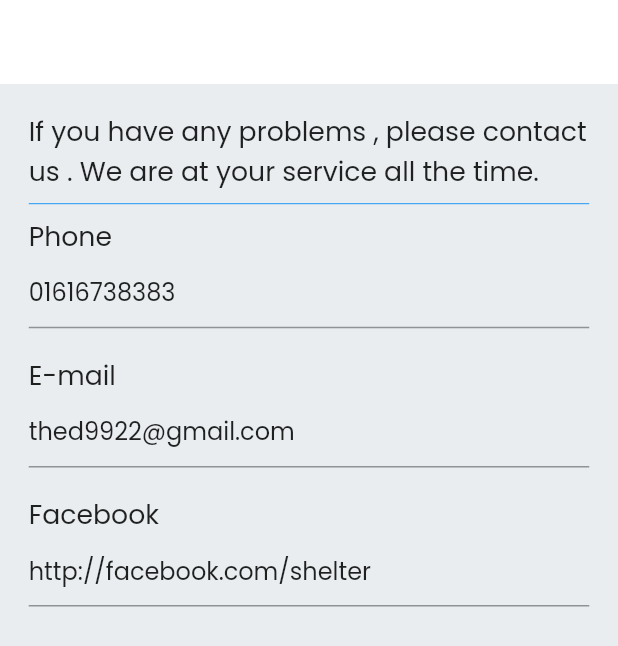
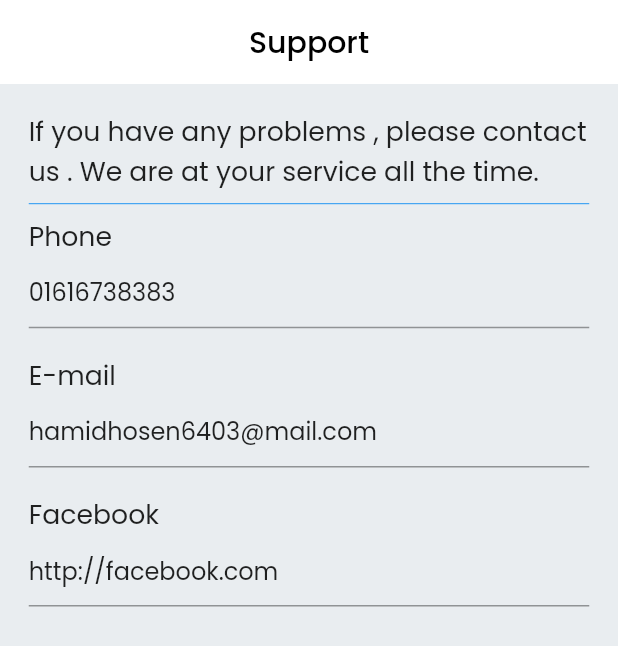
Before and after one commit to hamidhosen42/F-TOUR-APPLICATION, a Flutter app: the Support screen opened by its route, on a phone screen of 412 x 824 dp. Shown: the top 646 px of the screen. Run offline on Flutter 3.47's test engine with Material 2 defaults, Android fonts, the light colour scheme and no system bars; our stand-ins replace better_player, cloud_firestore, dots_indicator, firebase_auth, firebase_core, flutter_screenutil and 6 more; missing offline and left inert: launch_review, syncfusion_flutter_pdfviewer; accounts and stored records are empty.

Commit message:
support-section-add

```diff
--- a/lib/screen/drawer_pages/support.dart
+++ b/lib/screen/drawer_pages/support.dart
@@ -1,3 +1,5 @@
+// ignore_for_file: prefer_const_constructors, use_key_in_widget_constructors
+
 import 'package:flutter/material.dart';
 import 'package:flutter_screenutil/flutter_screenutil.dart';
 
@@ -10,7 +12,8 @@ class Support extends StatelessWidget {
       appBar: AppBar(
         backgroundColor: Colors.white,
         elevation: 0,
-        title: Text("Support"),
+        title: Text("Support",style: TextStyle(color: Colors.black),),
+        centerTitle: true,
       ),
       body: Padding(
         padding: EdgeInsets.only(left: 20.w, right: 20.w, top: 20.h),
@@ -25,8 +28,8 @@ class Support extends StatelessWidget {
             ),
             Divider(color: Colors.blue,),
             supportField("Phone", "01616738383"),
-            supportField("E-mail", "thed9922@gmail.com"),
-            supportField("Facebook", "http://facebook.com/shelter"),
+            supportField("E-mail", "hamidhosen6403@mail.com"),
+            supportField("Facebook", "http://facebook.com"),
 
           ],
         ),
```
Also changed, not shown: lib/screen/drawer_pages/privacy.dart (+7 -2 lines).
